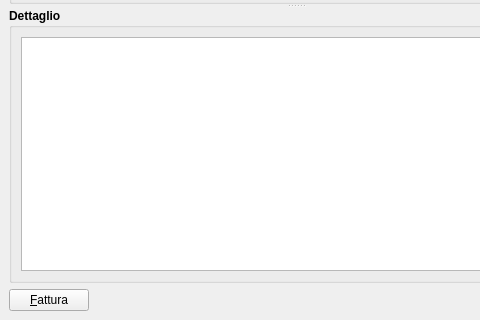
Above: moduleDocumenti/documentiwindow.ui from kvsd/Gestionale before the change; both pictures show x 0 to 480 and y 280 to 600 of the 800 by 600 pixel window. Below: the same form after it.
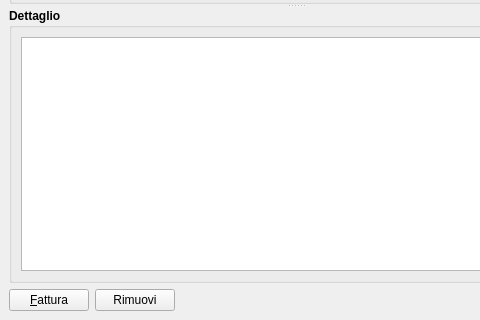
That is the form after the change.

Commit message:
Modifica classe DocumentiWindow.
*Aggiunto pulsate per cancellare i record inseriti.
*Aggiunta funzione membro removeRecord.
*Modifica alla query utilizzata da documentiView.

What changed in the file:
```diff
--- a/moduleDocumenti/documentiwindow.ui
+++ b/moduleDocumenti/documentiwindow.ui
@@ -123,6 +123,13 @@
         </property>
        </widget>
       </item>
+      <item>
+       <widget class="QPushButton" name="removeButton">
+        <property name="text">
+         <string>Rimuovi</string>
+        </property>
+       </widget>
+      </item>
       <item>
        <spacer name="horizontalSpacer">
         <property name="orientation">
```
Left out of the diff: 17 changed lines with no effect on the pictures. The commit also changes 2 other files.
